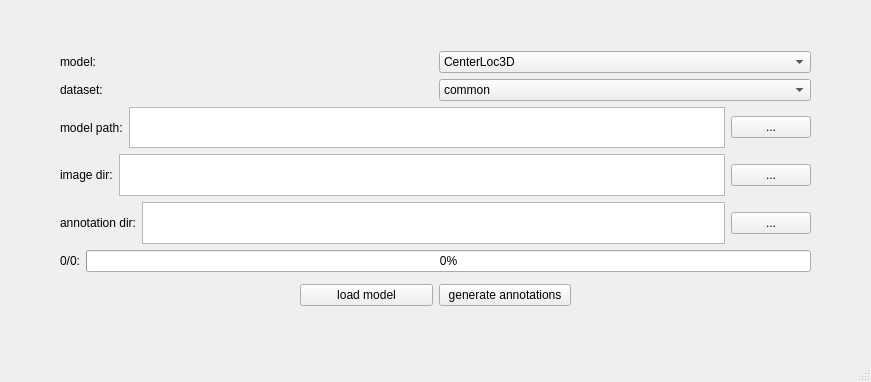
Before: the Qt Designer form sub_dialogs/pretrain_model_3d.ui in stjuliet/Labelimg3D, drawn with Qt 5.
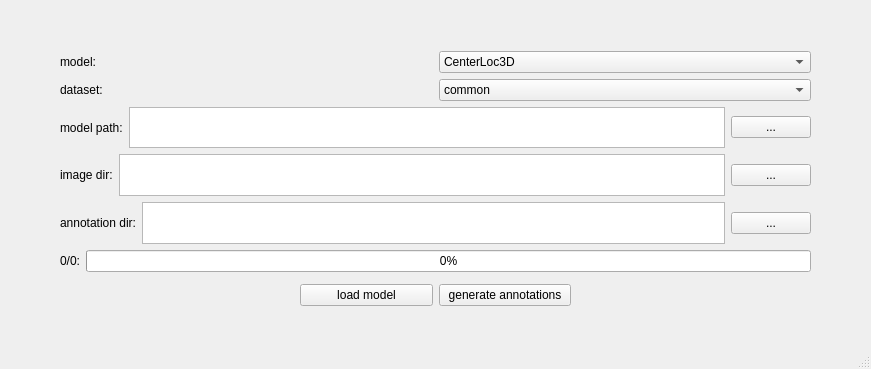
After: the same form once the commit is applied.

```diff
--- a/sub_dialogs/pretrain_model_3d.ui
+++ b/sub_dialogs/pretrain_model_3d.ui
@@ -7,7 +7,7 @@
     <x>0</x>
     <y>0</y>
     <width>871</width>
-    <height>382</height>
+    <height>369</height>
    </rect>
   </property>
   <property name="windowTitle">
```
Left out of the diff: 4 changed lines with no effect on the pictures.
